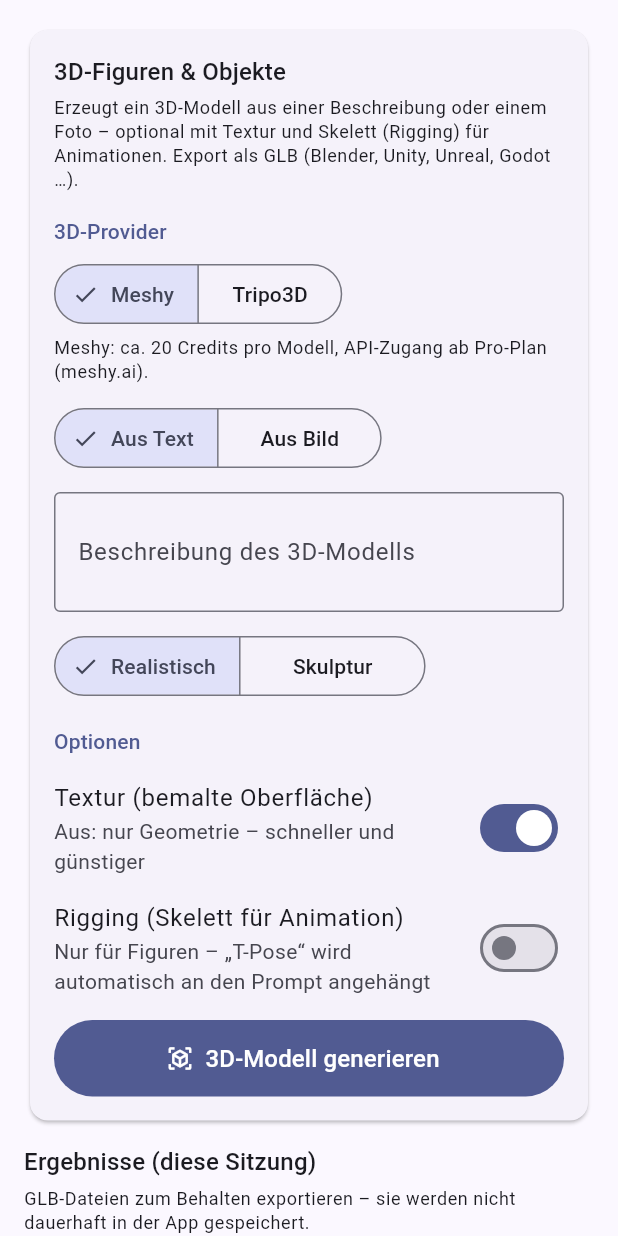
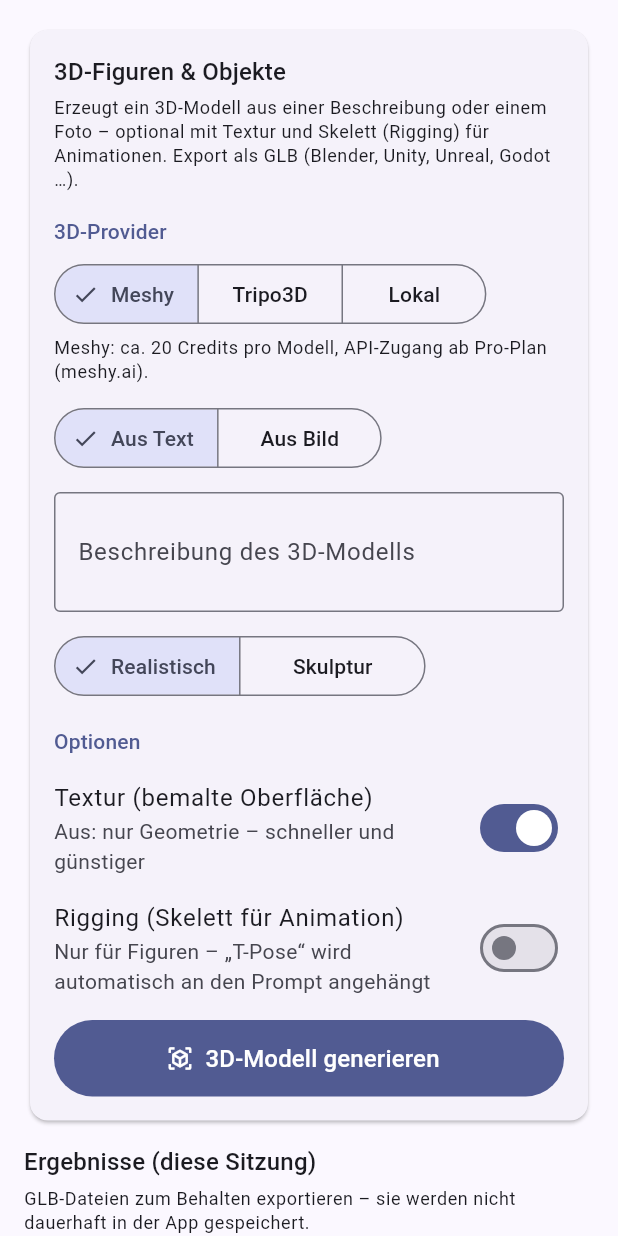
Before and after one commit to Alex1977-code/Bildgenerator, a Flutter app: the ThreeDScreen widget shown alone on an empty page, opened directly with empty values, on a phone screen of 412 x 824 dp. Run offline on Flutter 3.47's test engine with Material 3 defaults, Android fonts, the phone set to English and light mode, and no system bars; our stand-ins replace flutter_secure_storage, image_picker, share_plus, shared_preferences, web; missing offline and left inert: dart:js_interop, file_selector; accounts and stored records are empty.

Commit message:
Eigener lokaler 3D-Generator: Relief und Standee als GLB (ohne API)
- Neuer 3D-"Provider" Lokal: rechnet komplett in der App, kostenlos,
  kein API-Schlüssel nötig
- Relief-Modus: Bildhelligkeit wird zu Höhe (Höhenfeld mit Seitenwänden
  und Bodenplatte) - für Landschaften, Prägungen, Lithophanie-Stil;
  optional invertierbar
- Standee-Modus: Alpha-Silhouette wird als Aufsteller extrudiert
  (Zellen-Mesh mit Wänden an offenen Kanten, Alpha-Maske im Material) -
  ideal mit transparenten Bildern aus dem Generator-Tab
- Eigener glTF-2.0-Binary-Writer (GLB) in Dart: Positionen, glatte
  Normalen, UVs, Indizes und eingebettete PNG-Textur; Tiefe und
  Detailgrad einstellbar
- Unit-Tests für Mesh-Builder und GLB-Struktur

Co-Authored-By: Claude <noreply@anthropic.com>
Claude-Session: https://claude.ai/code/session_01X62YrZoYAAA7b7wtJTmR84

```diff
--- a/lib/screens/three_d_screen.dart
+++ b/lib/screens/three_d_screen.dart
@@ -7,6 +7,7 @@ import 'package:provider/provider.dart';
 import '../models/models.dart';
 import '../services/exporter.dart';
 import '../services/generators.dart' show GenerationException;
+import '../services/local_3d.dart';
 import '../services/meshy_service.dart';
 import '../services/settings_service.dart';
 import '../services/tripo_service.dart';
@@ -33,6 +34,12 @@ class _ThreeDScreenState extends State<ThreeDScreen> {
   bool _texture = true;
   bool _rigging = false;
   String _artStyle = 'realistic';
+
+  // Optionen des lokalen Generators.
+  bool _localStandee = false;
+  int _localResolution = 96;
+  double _localDepth = 0.15;
+  bool _localInvert = false;
 
   bool _running = false;
   bool _cancelRequested = false;
@@ -105,18 +112,20 @@ class _ThreeDScreenState extends State<ThreeDScreen> {
 
   Future<void> _generate() async {
     final settings = context.read<SettingsService>();
+    final isLocal = settings.threeDProvider == 'local';
     final isTripo = settings.threeDProvider == 'tripo';
-    final apiKey = isTripo ? settings.tripoApiKey : settings.meshyApiKey;
-    if (apiKey == null || apiKey.trim().isEmpty) {
+    final apiKey =
+        isLocal ? '' : (isTripo ? settings.tripoApiKey : settings.meshyApiKey);
+    if (!isLocal && (apiKey == null || apiKey.trim().isEmpty)) {
       await _showMissingKeyDialog(isTripo);
       return;
     }
     final prompt = _promptCtrl.text.trim();
-    if (!_imageMode && prompt.isEmpty) {
+    if (!isLocal && !_imageMode && prompt.isEmpty) {
       setState(() => _error = 'Bitte zuerst eine Beschreibung eingeben.');
       return;
     }
-    if (_imageMode && _sourceImage == null) {
+    if ((isLocal || _imageMode) && _sourceImage == null) {
       setState(() => _error = 'Bitte zuerst ein Ausgangsbild wählen.');
       return;
     }
@@ -133,12 +142,14 @@ class _ThreeDScreenState extends State<ThreeDScreen> {
     }
 
     try {
-      if (isTripo) {
+      if (isLocal) {
+        await _runLocal(progress);
+      } else if (isTripo) {
         await _runTripo(
-            TripoService(apiKey.trim()), prompt, cancelled, progress);
+            TripoService(apiKey!.trim()), prompt, cancelled, progress);
       } else {
         await _runMeshy(
-            MeshyService(apiKey.trim()), prompt, cancelled, progress);
+            MeshyService(apiKey!.trim()), prompt, cancelled, progress);
       }
     } on GenerationException catch (e) {
       if (mounted) setState(() => _error = e.message);
@@ -156,10 +167,11 @@ class _ThreeDScreenState extends State<ThreeDScreen> {
 
   void _addResult({
     required Uint8List glbBytes,
-    required String prompt,
+    required String label,
     required String providerLabel,
     Uint8List? thumbnail,
     required bool rigged,
+    required bool textured,
   }) {
     if (!mounted) return;
     setState(() {
@@ -167,14 +179,40 @@ class _ThreeDScreenState extends State<ThreeDScreen> {
         0,
         ThreeDResult(
           glbBytes: glbBytes,
-          label: _imageMode ? 'Aus Bild' : prompt,
+          label: label,
           providerLabel: providerLabel,
           thumbnailBytes: thumbnail,
           rigged: rigged,
-          textured: _texture,
+          textured: textured,
         ),
       );
     });
+  }
+
+  Future<void> _runLocal(void Function(String) progress) async {
+    final source = _sourceImage!;
+    progress('Bild wird analysiert …');
+    Uint8List glb;
+    try {
+      glb = await generateLocalGlb(
+        source.bytes,
+        standee: _localStandee,
+        resolution: _localResolution,
+        depth: _localDepth,
+        invert: _localInvert,
+      );
+    } on Exception catch (e) {
+      throw GenerationException(
+          e.toString().replaceFirst('Exception: ', ''));
+    }
+    _addResult(
+      glbBytes: glb,
+      label: _localStandee ? 'Standee (lokal)' : 'Relief (lokal)',
+      providerLabel: 'Lokal',
+      thumbnail: source.bytes,
+      rigged: false,
+      textured: true,
+    );
   }
 
   Future<void> _runMeshy(
@@ -270,10 +308,11 @@ class _ThreeDScreenState extends State<ThreeDScreen> {
 
       _addResult(
         glbBytes: glbBytes,
-        prompt: prompt,
+        label: _imageMode ? 'Aus Bild' : prompt,
         providerLabel: 'Meshy',
         thumbnail: thumbnail,
         rigged: rigged,
+        textured: _texture,
       );
     }
   }
@@ -359,10 +398,11 @@ class _ThreeDScreenState extends State<ThreeDScreen> {
 
     _addResult(
       glbBytes: glbBytes,
-      prompt: prompt,
+      label: _imageMode ? 'Aus Bild' : prompt,
       providerLabel: 'Tripo3D',
       thumbnail: thumbnail,
       rigged: rigged,
+      textured: _texture,
     );
   }
 
@@ -383,6 +423,7 @@ class _ThreeDScreenState extends State<ThreeDScreen> {
     final theme = Theme.of(context);
     final settings = context.watch<SettingsService>();
     final isTripo = settings.threeDProvider == 'tripo';
+    final isLocal = settings.threeDProvider == 'local';
     return ListView(
       padding: const EdgeInsets.all(16),
       children: [
@@ -403,10 +444,14 @@ class _ThreeDScreenState extends State<ThreeDScreen> {
                   style: theme.textTheme.bodySmall,
                 ),
                 const SectionLabel('3D-Provider'),
-                SegmentedButton<String>(
+                FittedBox(
+                  fit: BoxFit.scaleDown,
+                  alignment: Alignment.centerLeft,
+                  child: SegmentedButton<String>(
                     segments: const [
                       ButtonSegment(value: 'meshy', label: Text('Meshy')),
                       ButtonSegment(value: 'tripo', label: Text('Tripo3D')),
+                      ButtonSegment(value: 'local', label: Text('Lokal')),
                     ],
                     selected: {settings.threeDProvider},
                     onSelectionChanged: _running
@@ -414,9 +459,14 @@ class _ThreeDScreenState extends State<ThreeDScreen> {
                         : (selection) =>
                             settings.setThreeDProvider(selection.first),
                   ),
+                ),
                 const SizedBox(height: 4),
                 Text(
-                  isTripo
+                  isLocal
+                      ? 'Eigener Generator: rechnet komplett lokal in der '
+                          'App – kostenlos, kein API-Schlüssel nötig. '
+                          'Baut Relief- und Aufsteller-Modelle aus Bildern.'
+                      : isTripo
                           ? 'Tripo3D: Bezahlung nach Verbrauch, Startguthaben '
                               'für neue Konten (platform.tripo3d.ai).'
                           : 'Meshy: ca. 20 Credits pro Modell, API-Zugang ab '
@@ -424,6 +474,7 @@ class _ThreeDScreenState extends State<ThreeDScreen> {
                   style: theme.textTheme.bodySmall,
                 ),
                 const SizedBox(height: 12),
+                if (!isLocal) ...[
                   SegmentedButton<bool>(
                     segments: const [
                       ButtonSegment(value: false, label: Text('Aus Text')),
@@ -434,7 +485,8 @@ class _ThreeDScreenState extends State<ThreeDScreen> {
                         setState(() => _imageMode = selection.first),
                   ),
                   const SizedBox(height: 12),
-                if (!_imageMode) ...[
+                ],
+                if (!isLocal && !_imageMode) ...[
                   TextField(
                     controller: _promptCtrl,
                     minLines: 2,
@@ -512,6 +564,81 @@ class _ThreeDScreenState extends State<ThreeDScreen> {
                   ),
                 ],
                 const SectionLabel('Optionen'),
+                if (isLocal) ...[
+                  SegmentedButton<bool>(
+                    segments: const [
+                      ButtonSegment(
+                          value: false, label: Text('Relief (Helligkeit)')),
+                      ButtonSegment(
+                          value: true, label: Text('Standee (Silhouette)')),
+                    ],
+                    selected: {_localStandee},
+                    onSelectionChanged: _running
+                        ? null
+                        : (selection) =>
+                            setState(() => _localStandee = selection.first),
+                  ),
+                  const SizedBox(height: 4),
+                  Text(
+                    _localStandee
+                        ? 'Extrudiert die Silhouette als Aufsteller – das '
+                            'Bild braucht einen transparenten Hintergrund '
+                            '(im Generator-Tab erzeugen).'
+                        : 'Helligkeit wird zu Höhe – ideal für '
+                            'Landschaften, Prägungen und Logos. Kein '
+                            'Rigging möglich.',
+                    style: theme.textTheme.bodySmall,
+                  ),
+                  Row(
+                    children: [
+                      const SizedBox(width: 90, child: Text('Tiefe')),
+                      Expanded(
+                        child: Slider(
+                          value: _localDepth,
+                          min: 0.05,
+                          max: 0.5,
+                          divisions: 18,
+                          label:
+                              '${(_localDepth * 100).round()} % der Breite',
+                          onChanged: _running
+                              ? null
+                              : (v) => setState(() => _localDepth = v),
+                        ),
+                      ),
+                      Text('${(_localDepth * 100).round()} %'),
+                    ],
+                  ),
+                  Row(
+                    children: [
+                      const SizedBox(width: 90, child: Text('Detailgrad')),
+                      Expanded(
+                        child: Slider(
+                          value: _localResolution.toDouble(),
+                          min: 48,
+                          max: 160,
+                          divisions: 14,
+                          label: '$_localResolution',
+                          onChanged: _running
+                              ? null
+                              : (v) => setState(
+                                  () => _localResolution = v.round()),
+                        ),
+                      ),
+                      Text('$_localResolution'),
+                    ],
+                  ),
+                  if (!_localStandee)
+                    SwitchListTile(
+                      contentPadding: EdgeInsets.zero,
+                      title: const Text('Höhen umkehren'),
+                      subtitle:
+                          const Text('Dunkle Stellen werden erhaben'),
+                      value: _localInvert,
+                      onChanged: _running
+                          ? null
+                          : (v) => setState(() => _localInvert = v),
+                    ),
+                ] else ...[
                   SwitchListTile(
                     contentPadding: EdgeInsets.zero,
                     title: const Text('Textur (bemalte Oberfläche)'),
@@ -534,6 +661,7 @@ class _ThreeDScreenState extends State<ThreeDScreen> {
                         ? null
                         : (v) => setState(() => _rigging = v),
                   ),
+                ],
                 const SizedBox(height: 8),
                 Row(
                   children: [
@@ -575,8 +703,10 @@ class _ThreeDScreenState extends State<ThreeDScreen> {
                   const LinearProgressIndicator(),
                   const SizedBox(height: 6),
                   Text(
-                    '$_stage\nEine 3D-Generierung dauert je nach Optionen '
-                    '2–10 Minuten.',
+                    isLocal
+                        ? '$_stage'
+                        : '$_stage\nEine 3D-Generierung dauert je nach '
+                            'Optionen 2–10 Minuten.',
                     style: theme.textTheme.bodySmall,
                   ),
                 ],
```
Also changed, not shown: lib/services/local_3d.dart (added, +451 -0 lines), 2 other files. Lines whose indentation alone changed are shown as unchanged.
